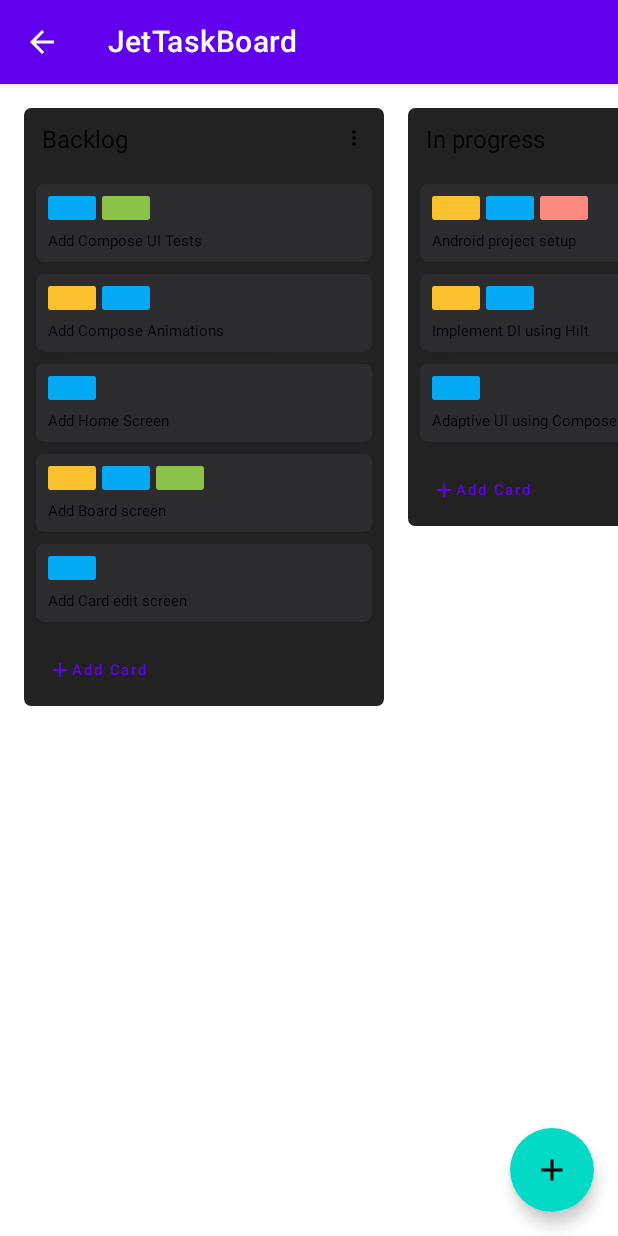
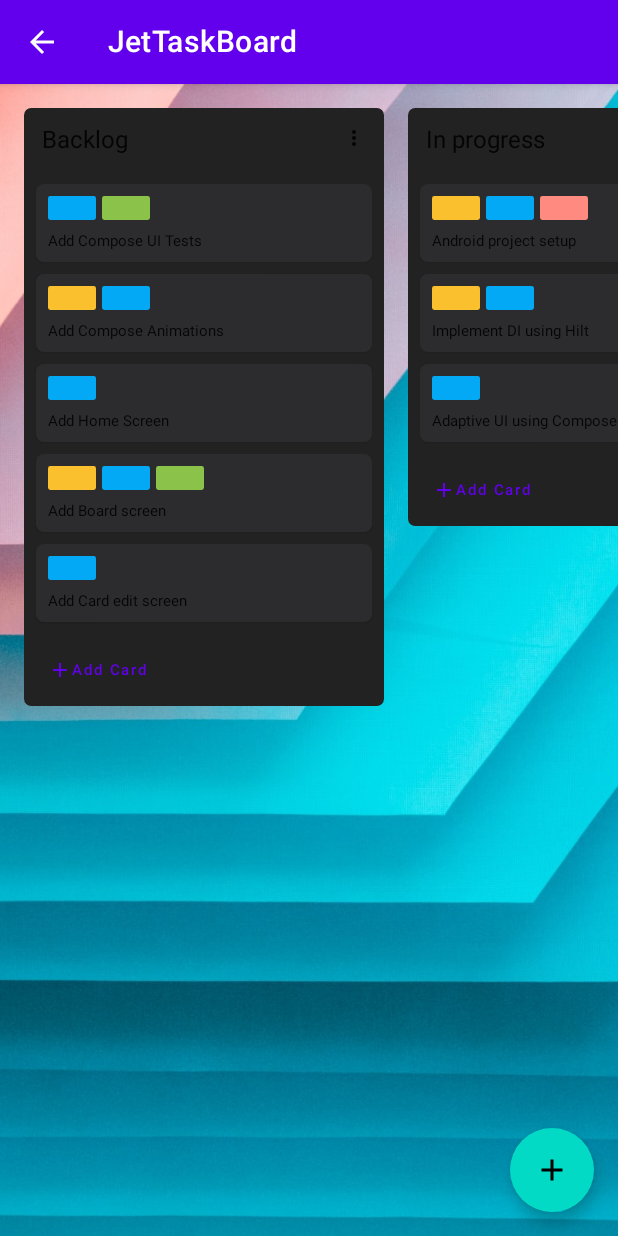
Before and after one commit to pushpalroy/jetTaskBoard, an Android app built with Jetpack Compose: the TaskBoardRoute screen opened through its navigation route, on a phone screen of 412 x 824 dp. Run offline under Robolectric (Android 15) with nearby library versions, the phone set to English and light mode, and no system bars; our stand-ins replace Dagger/Hilt's generated code, Room's generated code, accompanist; pictures from the network do not load; 1 statement that could not run was skipped.

Commit message:
Add board background

```diff
--- a/feature/dashboard/src/main/java/com/jetapps/jettaskboard/DashboardScreen.kt
+++ b/feature/dashboard/src/main/java/com/jetapps/jettaskboard/DashboardScreen.kt
@@ -49,7 +49,7 @@ fun DashboardRoute(
 
     Scaffold(
       scaffoldState = scaffoldState,
-      modifier = modifier,
+      modifier = Modifier,
       topBar = {
         DashboardAppBar(
           onMenuIconClick = {
--- a/feature/taskboard/src/main/java/com/jetapps/jettaskboard/TaskBoardScreen.kt
+++ b/feature/taskboard/src/main/java/com/jetapps/jettaskboard/TaskBoardScreen.kt
@@ -1,5 +1,6 @@
 package com.jetapps.jettaskboard
 
+import androidx.compose.foundation.Image
 import androidx.compose.foundation.layout.Box
 import androidx.compose.foundation.layout.BoxScope
 import androidx.compose.foundation.layout.fillMaxSize
@@ -18,7 +19,10 @@ import androidx.compose.material.rememberScaffoldState
 import androidx.compose.runtime.Composable
 import androidx.compose.runtime.rememberCoroutineScope
 import androidx.compose.ui.Modifier
+import androidx.compose.ui.layout.ContentScale
+import androidx.compose.ui.res.painterResource
 import androidx.hilt.navigation.compose.hiltViewModel
+import com.jetapps.jettaskboard.feature.taskboard.R
 import com.jetapps.jettaskboard.zoomable.Zoomable
 import com.jetapps.jettaskboard.zoomable.rememberZoomableState
 import kotlinx.coroutines.CoroutineScope
@@ -47,14 +51,22 @@ fun TaskBoardRoute(
         .fillMaxSize(),
       color = MaterialTheme.colors.background
     ) {
-      Zoomable(
-        coroutineScope = rememberCoroutineScope()
+      Box(
+        modifier = Modifier
+          .fillMaxSize()
       ) {
-        Box(
-          modifier = Modifier.fillMaxSize()
+        Image(
+          painter = painterResource(R.drawable.bg_board),
+          contentDescription = "background",
+          contentScale = ContentScale.Crop,
+          modifier = Modifier
+            .matchParentSize()
+        )
+        Zoomable(
+          coroutineScope = rememberCoroutineScope()
         ) {
           Board(
-            modifier = Modifier,
+            modifier = Modifier.fillMaxSize(),
             navigateToCreateCard = navigateToCreateCard,
             viewModel = viewModel
           )
```
Also changed, not shown: feature/taskboard/src/main/res/drawable/bg_board.jpg (added).
